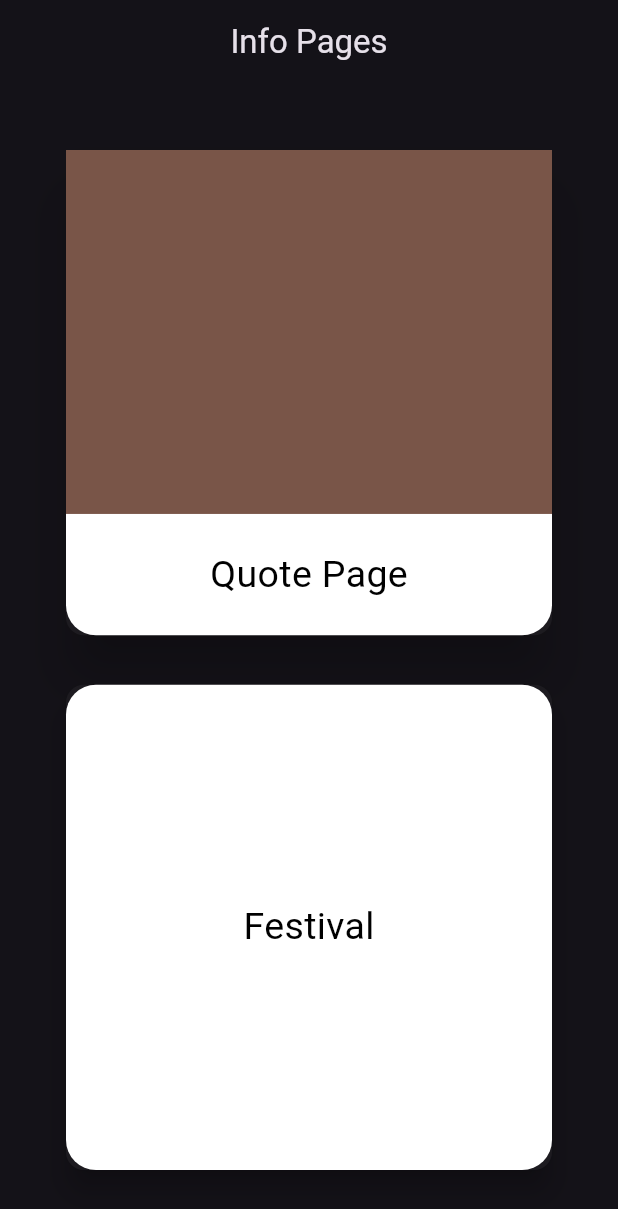
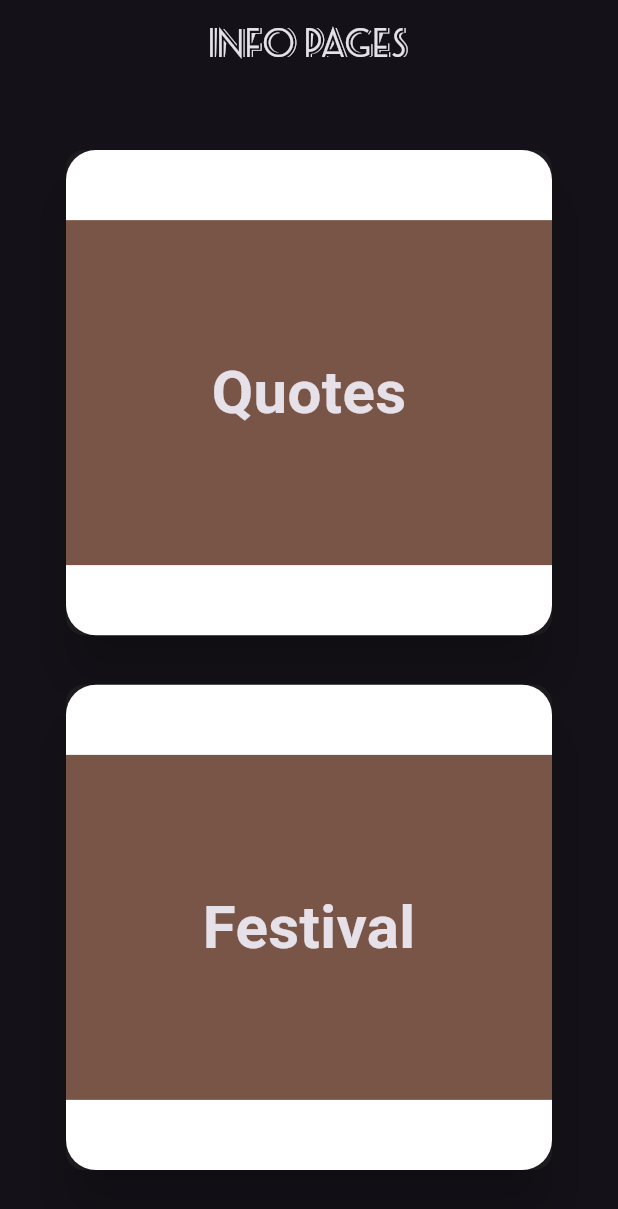
Before and after one commit to MrManavRamani-Flutter/Quotas-App, a Flutter app: the screen it shows after launch, on a phone screen of 412 x 824 dp. Shown: the top 1209 px of the screen. Run offline on Flutter 3.47's test engine with Material 2 defaults, Android fonts, the phone set to English and light mode, and no system bars; missing offline and left inert: share_extend; Roboto replaces fonts that are missing (font6).

Commit message:
date : changes -> 21-11-2023 Complete no changes......... Upload/Commit........ --------------------------

```diff
--- a/lib/screens/fest_design.dart
+++ b/lib/screens/fest_design.dart
@@ -56,8 +56,10 @@ class _Fest_DesignState extends State<Fest_Design> {
       appBar: AppBar(
         title: Text(
           '${Data['festival']} Post Design',
-          style: TextStyle(fontSize: 20, fontWeight: FontWeight.bold),
+          style: TextStyle(
+              fontSize: 25, fontWeight: FontWeight.bold, fontFamily: 'font6'),
         ),
+        centerTitle: true,
         actions: [
           IconButton(
             onPressed: () {
@@ -71,6 +73,7 @@ class _Fest_DesignState extends State<Fest_Design> {
                   chooseColor = Colors.black;
                   chooseBackGroundColor = Colors.white;
                   chooseImage = '';
+                  chooseFonts = '';
                   Global.fest_quote = 'Press + To Add Quote';
                 });
               },
--- a/lib/screens/info_page.dart
+++ b/lib/screens/info_page.dart
@@ -14,7 +14,10 @@ class _Info_PageState extends State<Info_Page> {
   Widget build(BuildContext context) {
     return Scaffold(
       appBar: AppBar(
-        title: const Text('Info Pages'),
+        title: const Text(
+          'Info Pages',
+          style: TextStyle(fontFamily: 'font4'),
+        ),
         centerTitle: true,
       ),
       body: Container(
@@ -36,30 +39,21 @@ class _Info_PageState extends State<Info_Page> {
                       color: Colors.white,
                     ),
                     width: double.infinity,
-                    child: Column(
-                      children: [
-                        Expanded(
+                    child: Expanded(
                       flex: 3,
                       child: Container(
-                            height: 250,
+                        alignment: Alignment.center,
+                        height: 230,
                         width: double.infinity,
                         color: Colors.brown,
+                        child: const Text(
+                          'Quotes',
+                          style: TextStyle(
+                              fontSize: 40,
+                              fontWeight: FontWeight.bold,
+                              fontFamily: 'font6'),
                         ),
                       ),
-                        Expanded(
-                          flex: 1,
-                          child: Container(
-                            alignment: Alignment.center,
-                            child: const Text(
-                              'Quote Page',
-                              style: TextStyle(
-                                fontSize: 25,
-                                color: Colors.black,
-                              ),
-                            ),
-                          ),
-                        ),
-                      ],
                     ),
                   ),
                 ),
@@ -74,7 +68,7 @@ class _Info_PageState extends State<Info_Page> {
                   Navigator.of(context).pushNamed('festival');
                 },
                 child: Card(
-                  elevation: 8,
+                  elevation: 15,
                   child: Container(
                     alignment: const Alignment(0, 0),
                     decoration: BoxDecoration(
@@ -82,11 +76,20 @@ class _Info_PageState extends State<Info_Page> {
                       color: Colors.white,
                     ),
                     width: double.infinity,
+                    child: Expanded(
+                      flex: 3,
+                      child: Container(
+                        alignment: Alignment.center,
+                        height: 230,
+                        width: double.infinity,
+                        color: Colors.brown,
                         child: const Text(
                           'Festival',
                           style: TextStyle(
-                        fontSize: 25,
-                        color: Colors.black,
+                              fontSize: 40,
+                              fontWeight: FontWeight.bold,
+                              fontFamily: 'font6'),
+                        ),
                       ),
                     ),
                   ),
```
Also changed, not shown: lib/screens/festival.dart (+9 -3 lines). Lines whose indentation alone changed are shown as unchanged.
